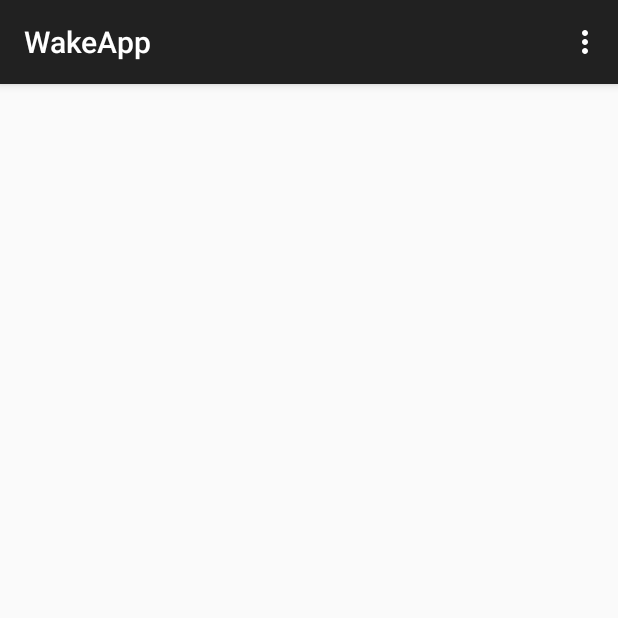
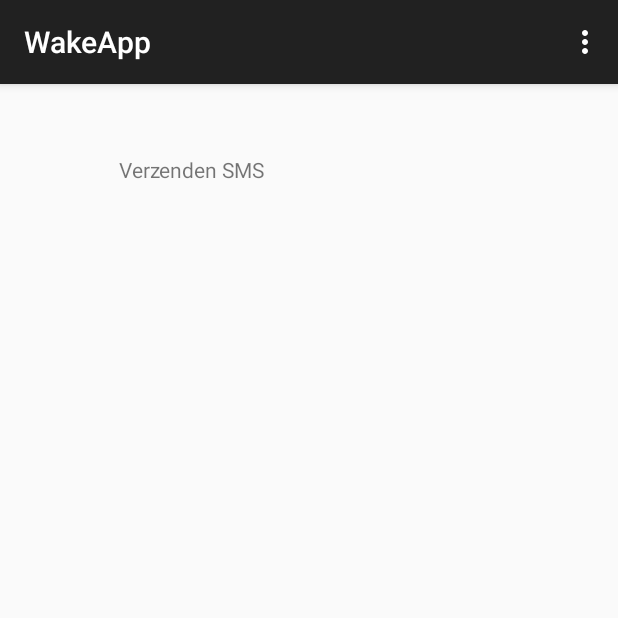
Before and after one commit to xigolle/WakeApp, an Android app: the screen it shows after launch (MainActivity), on a phone screen of 412 x 824 dp, the top half of it. Run offline under Robolectric (Android 15) with nearby library versions, the phone set to English and light mode, and no system bars.

Commit message:
added send text
die shit werkt hier ouwe

```diff
--- a/app/src/main/res/layout/activity_main.xml
+++ b/app/src/main/res/layout/activity_main.xml
@@ -5,4 +5,15 @@
     android:paddingTop="@dimen/activity_vertical_margin"
     android:paddingBottom="@dimen/activity_vertical_margin" tools:context=".MainActivity">
 
+    <TextView
+        android:layout_width="wrap_content"
+        android:layout_height="wrap_content"
+        android:text="Verzenden SMS"
+        android:id="@+id/textView"
+        android:layout_alignParentTop="true"
+        android:layout_alignParentLeft="true"
+        android:layout_alignParentStart="true"
+        android:layout_marginLeft="63dp"
+        android:layout_marginStart="63dp"
+        android:layout_marginTop="31dp" />
 </RelativeLayout>
```
